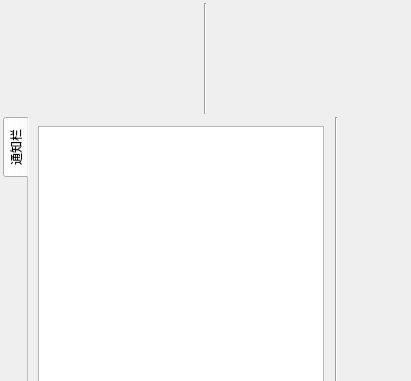
Above: ui/mainwindow.ui from Return-Log/Education-Clock before the change; both pictures show x 0 to 411 and y 0 to 381 of the 411 by 675 pixel window. Below: the same form after it.
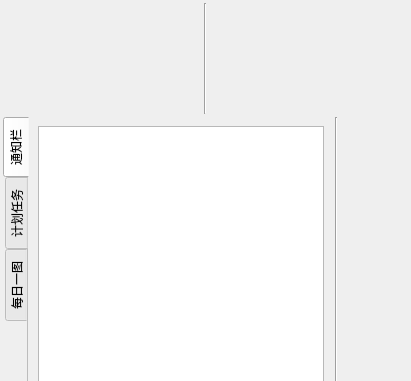
That is the form after the change. Icons and pictures are not drawn.

Patch:
```diff
--- a/ui/mainwindow.ui
+++ b/ui/mainwindow.ui
@@ -195,6 +195,16 @@
             </item>
            </layout>
           </widget>
+          <widget class="QWidget" name="tab">
+           <attribute name="title">
+            <string>计划任务</string>
+           </attribute>
+          </widget>
+          <widget class="QWidget" name="tab_2">
+           <attribute name="title">
+            <string>每日一图</string>
+           </attribute>
+          </widget>
          </widget>
         </item>
         <item>
```
